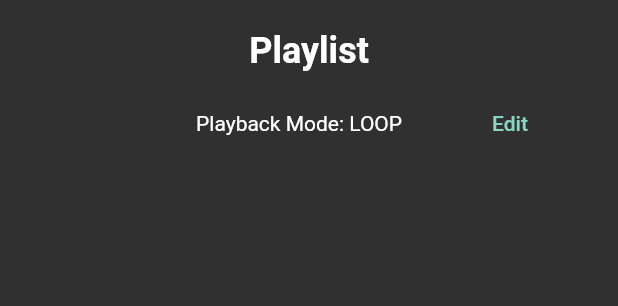
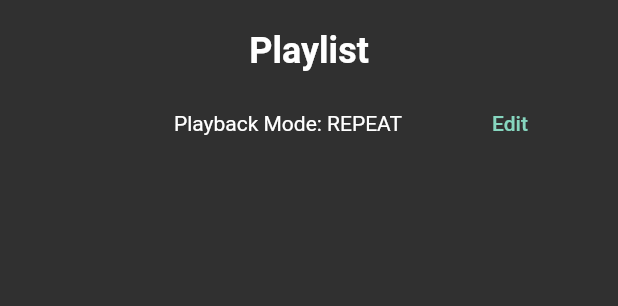
Before and after one commit to eshkrab/ww_system_gui, a Flutter app: the PlaylistPage widget shown alone on an empty page, opened directly, on a phone screen of 412 x 824 dp. Shown: the top 306 px of the screen. Run offline on Flutter 3.47's test engine with Material 2 defaults, Android fonts, the phone set to English and light mode, and no system bars; our stand-ins replace dio, file_picker; network calls fail.

Commit message:
fixed playlist modes

```diff
--- a/lib/control_page.dart
+++ b/lib/control_page.dart
@@ -75,14 +75,14 @@ class _ControlPageState extends State<ControlPage> {
 
   Widget _repeatModeButton() {
     switch (_playbackMode) {
-      case 'loop':
+      case 'repeat':
         return IconButton(
             onPressed: () {},
             icon: Icon(
               Icons.repeat,
               color: Theme.of(context).colorScheme.onBackground,
             ));
-      case 'loop_one':
+      case 'repeat_one':
         return IconButton(
             onPressed: () {},
             icon: Icon(
@@ -102,7 +102,7 @@ class _ControlPageState extends State<ControlPage> {
       onPressed: () {
         //add action
         togglePlayPause();
-        controlService.sendRequest(stateUrl, "state", "start");
+        controlService.sendRequest(stateUrl, "state", "play");
       },
       icon: Icon(Icons.play_arrow),
     );
@@ -159,6 +159,9 @@ class _ControlPageState extends State<ControlPage> {
                     Expanded(
                       child: Slider(
                         value: _brightness,
+                        min: 0.0,
+                        max: 1.0,
+                        divisions: 255,
                         onChanged: (double value) {
                           setState(() {
                             _brightness = value;
--- a/lib/control_service.dart
+++ b/lib/control_service.dart
@@ -25,7 +25,7 @@ class ControlService {
         .get(Uri.parse('http://$serverIP:$serverPort/api/brightness'));
 
     if (response.statusCode == 200) {
-      return (jsonDecode(response.body)['brightness']).toDouble() / 100.0;
+      return jsonDecode(response.body)['brightness'].toDouble();
     } else {
       throw Exception('Failed to fetch brightness');
     }
@@ -34,7 +34,9 @@ class ControlService {
   Future<void> updateBrightness(double brightness) async {
     final response = await http.post(
       Uri.parse('http://$serverIP:$serverPort/api/brightness'),
-      body: {'brightness': (brightness * 100.0).toStringAsFixed(0)},
+      body: {
+        'brightness': brightness.toStringAsFixed(2)
+      }, // brightness in range 0.0 to 1.0
     );
 
     if (response.statusCode != 200) {
--- a/lib/playlist_page.dart
+++ b/lib/playlist_page.dart
@@ -25,7 +25,7 @@ class _PlaylistPageState extends State<PlaylistPage> {
   List<String> _playlist = [];
   List<String> _videoDirectory = [];
   String? _selectedVideo;
-  String _playbackMode = "LOOP";
+  String _playbackMode = "REPEAT";
   Color? _altBgColor = Colors.transparent;
 
   bool _editing = false;
@@ -131,7 +131,7 @@ class _PlaylistPageState extends State<PlaylistPage> {
         Text('Playback Mode:  '),
         DropdownButton<String>(
           value: _playbackMode,
-          items: ['LOOP', 'HOLD', 'ZERO'].map((String value) {
+          items: ['REPEAT', 'REPEAT_ONE', 'STOP'].map((String value) {
             return DropdownMenuItem<String>(
               value: value,
               child: Text(value),
```
Also changed, not shown: 1 other file.
